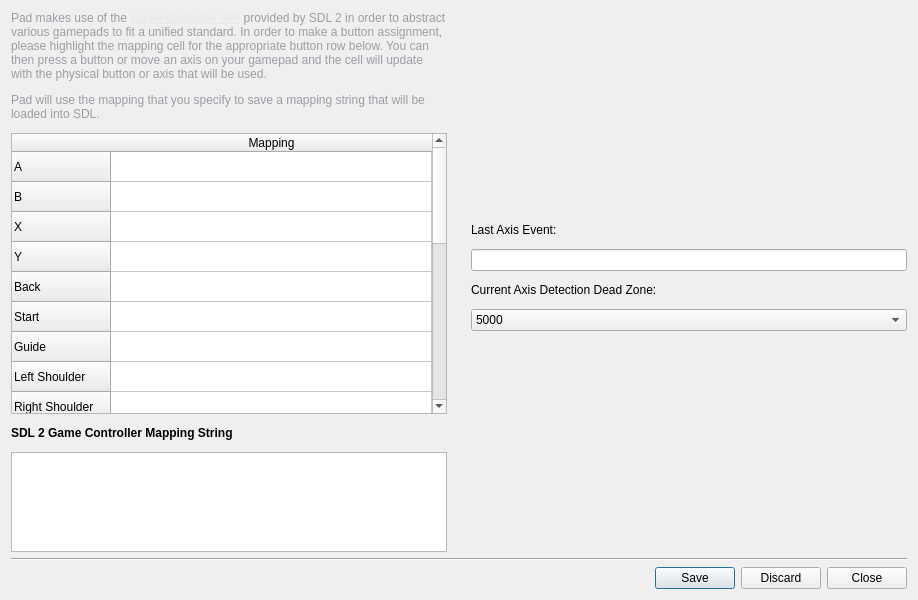
Qt form src/gui/gamecontrollermappingdialog.ui (davaughnl/Pad) before a commit.
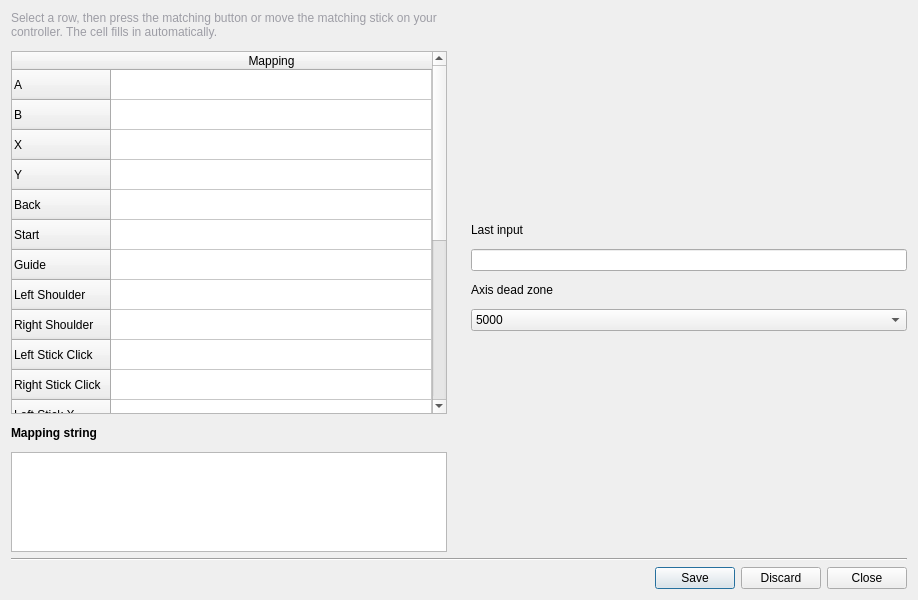
The same form after that commit. Custom widgets are drawn as their Qt base class.

Commit message: Pad copy sweep: About Info copy, Pad-voice strings, Refresh controllers

What changed in the file:
```diff
--- a/src/gui/gamecontrollermappingdialog.ui
+++ b/src/gui/gamecontrollermappingdialog.ui
@@ -33,7 +33,7 @@
        <item>
         <widget class="QLabel" name="label">
          <property name="text">
-          <string>&lt;html&gt;&lt;head/&gt;&lt;body&gt;&lt;p&gt;&lt;span style=&quot; color:#9d9da5;&quot;&gt;Pad makes use of the &lt;a href=&quot;https://wiki.libsdl.org/CategoryGameController&quot;&gt;&lt;span style=&quot; text-decoration: underline; color:#e8e8eb;&quot;&gt;Game Controller API&lt;/span&gt;&lt;/a&gt; provided by SDL 2 in order to abstract various gamepads to fit a unified standard. In order to make a button assignment, please highlight the mapping cell for the appropriate button row below. You can then press a button or move an axis on your gamepad and the cell will update with the physical button or axis that will be used.&lt;/span&gt;&lt;/p&gt;&lt;p&gt;&lt;span style=&quot; color:#9d9da5;&quot;&gt;Pad will use the mapping that you specify to save a mapping string that will be loaded into SDL.&lt;/span&gt;&lt;/p&gt;&lt;/body&gt;&lt;/html&gt;</string>
+          <string>&lt;html&gt;&lt;head/&gt;&lt;body&gt;&lt;p&gt;&lt;span style=" color:#9d9da5;"&gt;Select a row, then press the matching button or move the matching stick on your controller. The cell fills in automatically.&lt;/span&gt;&lt;/p&gt;&lt;/body&gt;&lt;/html&gt;</string>
          </property>
          <property name="wordWrap">
           <bool>true</bool>
@@ -253,7 +253,7 @@
           </font>
          </property>
          <property name="text">
-          <string>SDL 2 Game Controller Mapping String</string>
+          <string>Mapping string</string>
          </property>
         </widget>
        </item>
@@ -339,7 +339,7 @@
            </sizepolicy>
           </property>
           <property name="text">
-           <string>Last Axis Event:</string>
+           <string>Last input</string>
           </property>
          </widget>
         </item>
@@ -359,7 +359,7 @@
            </sizepolicy>
           </property>
           <property name="text">
-           <string>Current Axis Detection Dead Zone:</string>
+           <string>Axis dead zone</string>
           </property>
          </widget>
         </item>
```
The commit also changes 19 other files.
